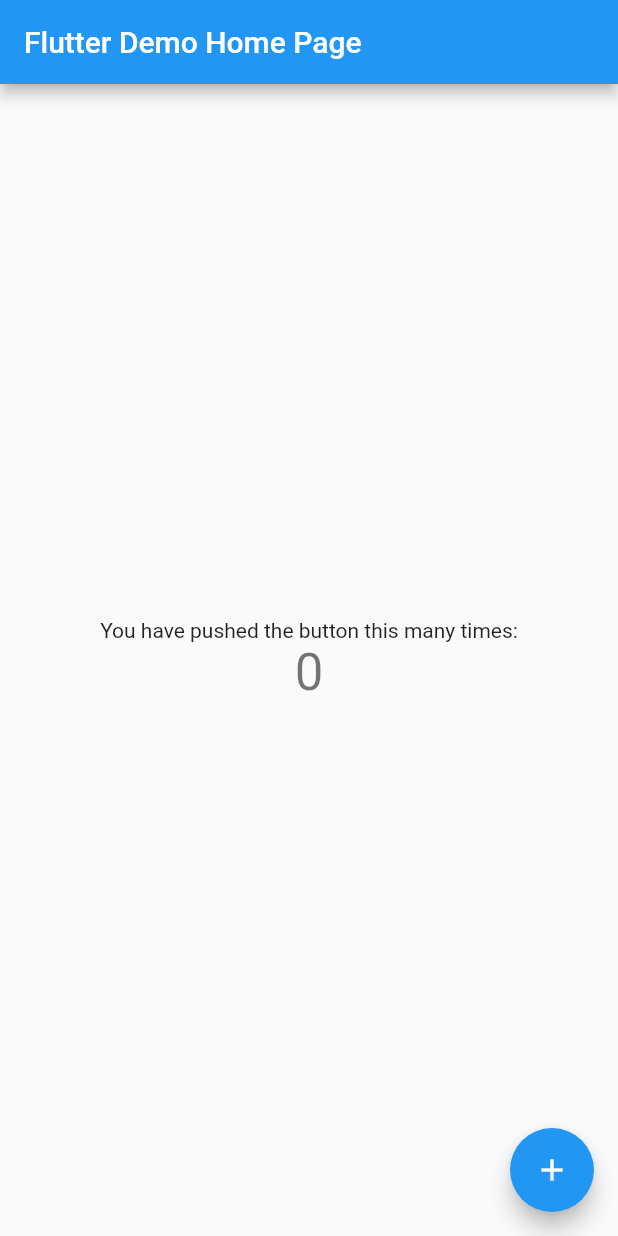
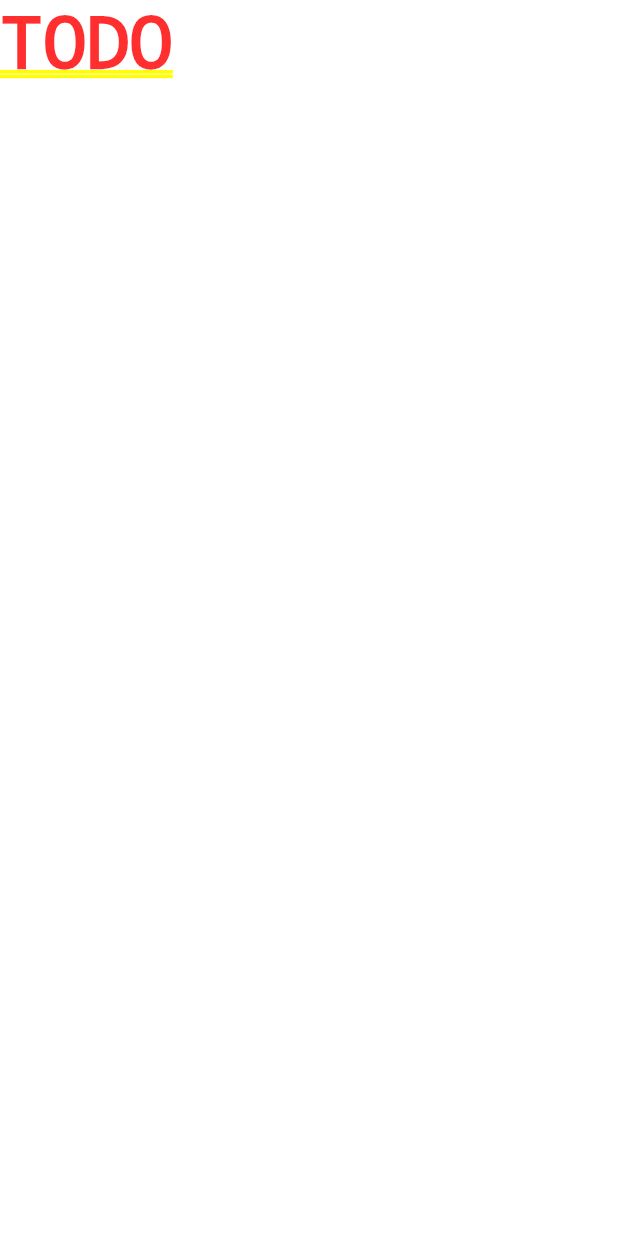
Before and after one commit to Nico04/pasteque_match, a Flutter app: the screen it shows after launch, on a phone screen of 412 x 824 dp. Run offline on Flutter 3.47's test engine with Material 2 defaults, Android fonts, the phone set to English and light mode, and no system bars; our stand-ins replace firebase_core, firebase_crashlytics, flash; accounts and stored records are empty.

Commit message:
project base

```diff
--- a/lib/main.dart
+++ b/lib/main.dart
@@ -1,115 +1,59 @@
+import 'package:firebase_core/firebase_core.dart';
+import 'package:firebase_crashlytics/firebase_crashlytics.dart';
+import 'package:flutter/foundation.dart';
 import 'package:flutter/material.dart';
+import 'package:flutter/services.dart';
+import 'package:flutter_localizations/flutter_localizations.dart';
+import 'package:pasteque_match/firebase_options.dart';
+import 'package:pasteque_match/utils/_utils.dart';
 
-void main() {
-  runApp(const MyApp());
+import 'pages/register.page.dart';
+
+void main() async {
+  // Init Flutter
+  WidgetsFlutterBinding.ensureInitialized();
+
+  // Override default debugPrint
+  debugPrint = (message, {wrapWidth}) {
+    // Disable logging in release mode
+    if (!kReleaseMode) debugPrintThrottled(message, wrapWidth: wrapWidth);
+
+    // Send to Crashlytics journal
+    if(message != null) FirebaseCrashlytics.instance.log(message);
+  };
+
+  // init Firebase
+  await Firebase.initializeApp(options: DefaultFirebaseOptions.currentPlatform);
+  if (!kReleaseMode) await FirebaseCrashlytics.instance.setCrashlyticsCollectionEnabled(false);
+
+  // Pass all Flutter's uncaught errors to Crashlytics.
+  FlutterError.onError = (flutterErrorDetails) {
+    if (shouldReportException(flutterErrorDetails.exception)) {
+      FirebaseCrashlytics.instance.recordFlutterError(flutterErrorDetails);
+    }
+  };
+
+  // Start App
+  runApp(const App());
 }
 
-class MyApp extends StatelessWidget {
-  const MyApp({Key? key}) : super(key: key);
+class App extends StatelessWidget {
+  const App({Key? key}) : super(key: key);
 
-  // This widget is the root of your application.
+  // Default locale
+  static const defaultLocale = Locale('fr');
+
   @override
   Widget build(BuildContext context) {
+    // Set orientations.
+    SystemChrome.setPreferredOrientations(const [DeviceOrientation.portraitUp]);
+
+    // Build app
     return MaterialApp(
-      title: 'Flutter Demo',
-      theme: ThemeData(
-        // This is the theme of your application.
-        //
-        // Try running your application with "flutter run". You'll see the
-        // application has a blue toolbar. Then, without quitting the app, try
-        // changing the primarySwatch below to Colors.green and then invoke
-        // "hot reload" (press "r" in the console where you ran "flutter run",
-        // or simply save your changes to "hot reload" in a Flutter IDE).
-        // Notice that the counter didn't reset back to zero; the application
-        // is not restarted.
-        primarySwatch: Colors.blue,
-      ),
-      home: const MyHomePage(title: 'Flutter Demo Home Page'),
+      title: 'Pastèque Match',
+      supportedLocales: const [App.defaultLocale],
+      localizationsDelegates: GlobalMaterialLocalizations.delegates,
+      home: const RegisterPage(),
     );
   }
 }
-
-class MyHomePage extends StatefulWidget {
-  const MyHomePage({Key? key, required this.title}) : super(key: key);
-
-  // This widget is the home page of your application. It is stateful, meaning
-  // that it has a State object (defined below) that contains fields that affect
-  // how it looks.
-
-  // This class is the configuration for the state. It holds the values (in this
-  // case the title) provided by the parent (in this case the App widget) and
-  // used by the build method of the State. Fields in a Widget subclass are
-  // always marked "final".
-
-  final String title;
-
-  @override
-  State<MyHomePage> createState() => _MyHomePageState();
-}
-
-class _MyHomePageState extends State<MyHomePage> {
-  int _counter = 0;
-
-  void _incrementCounter() {
-    setState(() {
-      // This call to setState tells the Flutter framework that something has
-      // changed in this State, which causes it to rerun the build method below
-      // so that the display can reflect the updated values. If we changed
-      // _counter without calling setState(), then the build method would not be
-      // called again, and so nothing would appear to happen.
-      _counter++;
-    });
-  }
-
-  @override
-  Widget build(BuildContext context) {
-    // This method is rerun every time setState is called, for instance as done
-    // by the _incrementCounter method above.
-    //
-    // The Flutter framework has been optimized to make rerunning build methods
-    // fast, so that you can just rebuild anything that needs updating rather
-    // than having to individually change instances of widgets.
-    return Scaffold(
-      appBar: AppBar(
-        // Here we take the value from the MyHomePage object that was created by
-        // the App.build method, and use it to set our appbar title.
-        title: Text(widget.title),
-      ),
-      body: Center(
-        // Center is a layout widget. It takes a single child and positions it
-        // in the middle of the parent.
-        child: Column(
-          // Column is also a layout widget. It takes a list of children and
-          // arranges them vertically. By default, it sizes itself to fit its
-          // children horizontally, and tries to be as tall as its parent.
-          //
-          // Invoke "debug painting" (press "p" in the console, choose the
-          // "Toggle Debug Paint" action from the Flutter Inspector in Android
-          // Studio, or the "Toggle Debug Paint" command in Visual Studio Code)
-          // to see the wireframe for each widget.
-          //
-          // Column has various properties to control how it sizes itself and
-          // how it positions its children. Here we use mainAxisAlignment to
-          // center the children vertically; the main axis here is the vertical
-          // axis because Columns are vertical (the cross axis would be
-          // horizontal).
-          mainAxisAlignment: MainAxisAlignment.center,
-          children: <Widget>[
-            const Text(
-              'You have pushed the button this many times:',
-            ),
-            Text(
-              '$_counter',
-              style: Theme.of(context).textTheme.headline4,
-            ),
-          ],
-        ),
-      ),
-      floatingActionButton: FloatingActionButton(
-        onPressed: _incrementCounter,
-        tooltip: 'Increment',
-        child: const Icon(Icons.add),
-      ), // This trailing comma makes auto-formatting nicer for build methods.
-    );
-  }
-}
--- /dev/null
+++ b/lib/pages/register.page.dart
@@ -0,0 +1,10 @@
+import 'package:flutter/material.dart';
+
+class RegisterPage extends StatelessWidget {
+  const RegisterPage({Key? key}) : super(key: key);
+
+  @override
+  Widget build(BuildContext context) {
+    return Text('TODO');
+  }
+}
--- /dev/null
+++ b/lib/utils/_utils.dart
@@ -0,0 +1,5 @@
+export 'utils.dart';
+export 'extensions.dart';
+export 'message.dart';
+export 'abstracts/bloc_provider.dart';
+export 'abstracts/disposable.dart';
--- /dev/null
+++ b/lib/utils/exceptions/unauthorized_exception.dart
@@ -0,0 +1,5 @@
+import 'unreported_exception.dart';
+
+class UnauthorizedException with UnreportedException {
+  const UnauthorizedException();
+}
--- /dev/null
+++ b/lib/utils/exceptions/unreported_exception.dart
@@ -0,0 +1,2 @@
+/// An exception that can be safely ignored by crash reporting system
+mixin UnreportedException implements Exception { }
```
Also changed, not shown: lib/utils/abstracts/bloc_provider.dart (added, +20 -0 lines), lib/utils/abstracts/disposable.dart (added, +10 -0 lines), lib/utils/exceptions/connectivity_exception.dart (added, +9 -0 lines), lib/utils/exceptions/displayable_exception.dart (added, +9 -0 lines), lib/utils/exceptions/form_validation_exception.dart (added, +9 -0 lines), lib/utils/exceptions/invalid_operation_exception.dart (added, +9 -0 lines), lib/utils/exceptions/operation_canceled_exception.dart (added, +8 -0 lines), lib/utils/exceptions/permission_exception.dart (added, +7 -0 lines), lib/utils/extensions.dart (added, +35 -0 lines), lib/utils/message.dart (added, +67 -0 lines), lib/utils/utils.dart (added, +136 -0 lines), 1 other file.
